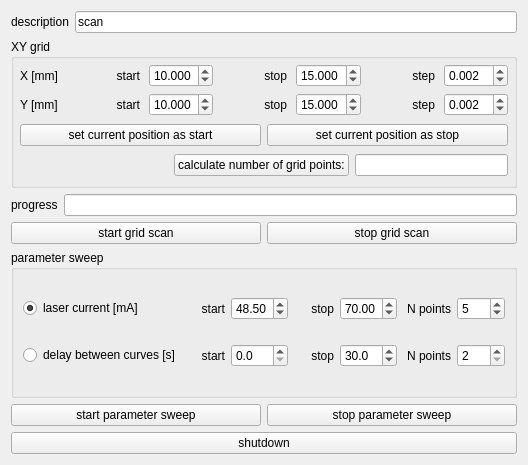
First picture: the form in experiments/transistor_laser_scan.ui, repository dean-nanomol/nanomol, before the edit.
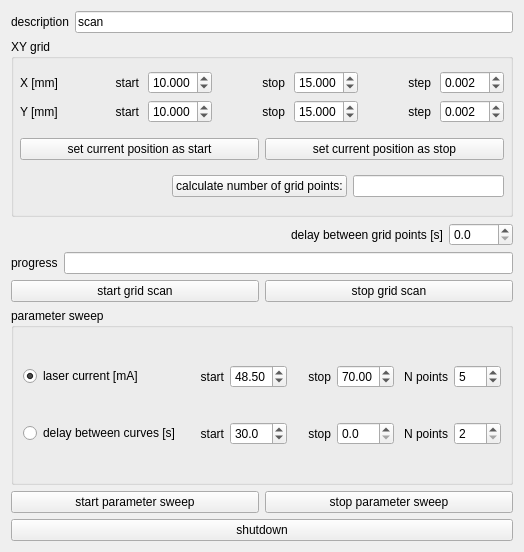
Second picture: the form after the edit.

Commit message: update transistor_laser_scan

```diff
--- a/experiments/transistor_laser_scan.ui
+++ b/experiments/transistor_laser_scan.ui
@@ -6,8 +6,8 @@
    <rect>
     <x>0</x>
     <y>0</y>
-    <width>528</width>
-    <height>465</height>
+    <width>524</width>
+    <height>552</height>
    </rect>
   </property>
   <property name="windowTitle">
@@ -345,6 +345,40 @@
      </layout>
     </widget>
    </item>
+   <item>
+    <layout class="QHBoxLayout" name="horizontalLayout_19">
+     <item>
+      <spacer name="horizontalSpacer_2">
+       <property name="orientation">
+        <enum>Qt::Horizontal</enum>
+       </property>
+       <property name="sizeHint" stdset="0">
+        <size>
+         <width>40</width>
+         <height>20</height>
+        </size>
+       </property>
+      </spacer>
+     </item>
+     <item>
+      <widget class="QLabel" name="label_17">
+       <property name="text">
+        <string>delay between grid points [s]</string>
+       </property>
+      </widget>
+     </item>
+     <item>
+      <widget class="QDoubleSpinBox" name="delay_grid_doubleSpinBox">
+       <property name="decimals">
+        <number>1</number>
+       </property>
+       <property name="maximum">
+        <double>9999.000000000000000</double>
+       </property>
+      </widget>
+     </item>
+    </layout>
+   </item>
    <item>
     <layout class="QHBoxLayout" name="horizontalLayout_11">
      <item>
@@ -490,6 +524,9 @@
           <property name="maximum">
            <double>999.000000000000000</double>
           </property>
+          <property name="value">
+           <double>30.000000000000000</double>
+          </property>
          </widget>
         </item>
        </layout>
@@ -515,7 +552,7 @@
            <double>999.000000000000000</double>
           </property>
           <property name="value">
-           <double>30.000000000000000</double>
+           <double>0.000000000000000</double>
           </property>
          </widget>
         </item>
```
Left out of the diff: 8 changed lines with no effect on the pictures. The commit also changes 1 other file.
